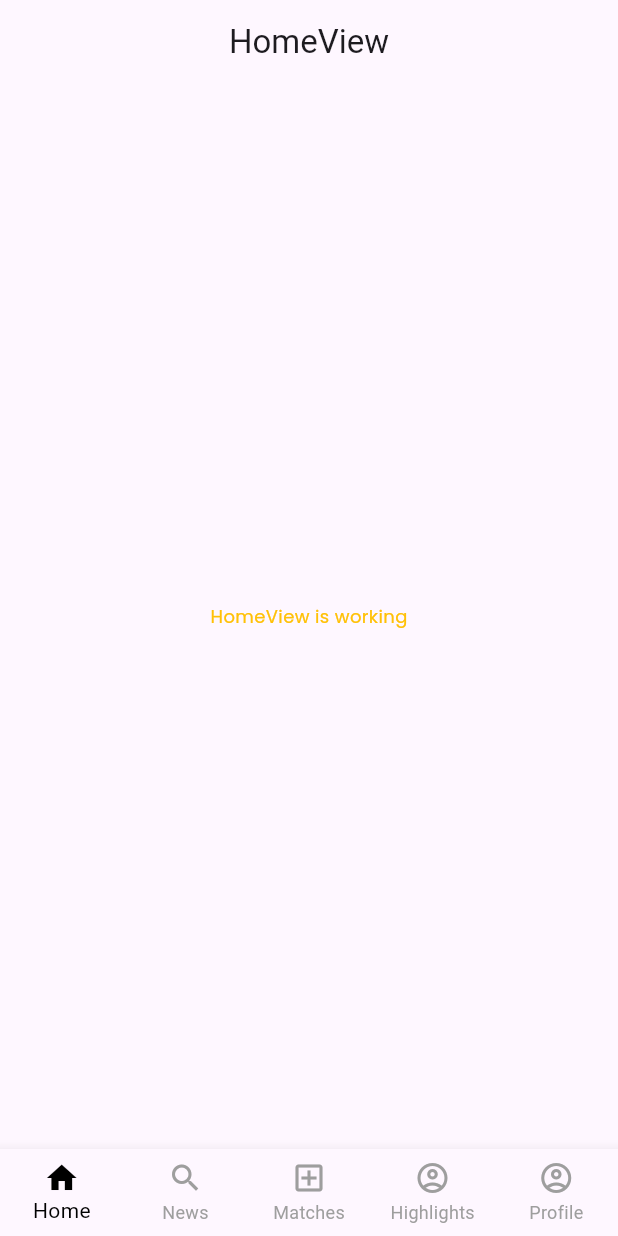
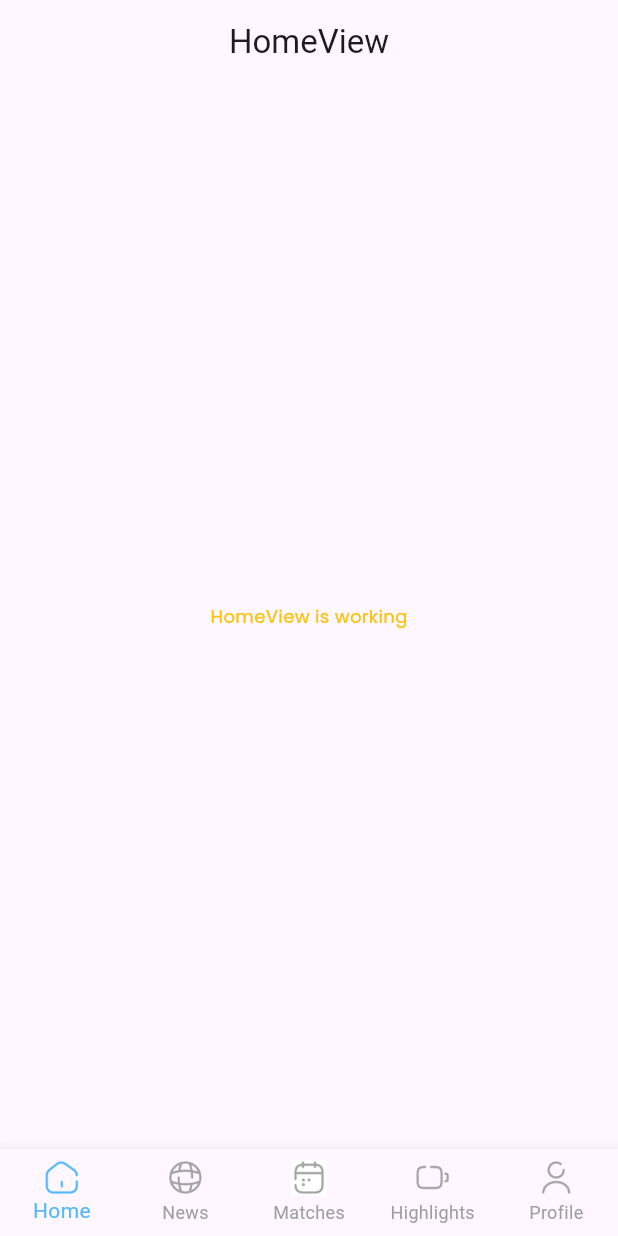
Before and after one commit to raihansyahrin/ABP-Mobile, a Flutter app: the screen it shows after launch, on a phone screen of 412 x 824 dp. Run offline on Flutter 3.47's test engine with Material 3 defaults, Android fonts, the phone set to English and light mode, and no system bars; our stand-ins replace get, google_fonts.

Commit message:
feat: adding assets

```diff
--- a/lib/app/modules/matches/views/matches_view.dart
+++ b/lib/app/modules/matches/views/matches_view.dart
@@ -24,8 +24,10 @@ class MatchesView extends GetView<MatchesController> {
               //
               ScoreView(),
               //
-              ScoreView(), //
-              ScoreView(), //
+              ScoreView(),
+              //
+              ScoreView(),
+              //
               ScoreView(),
             ],
           ),
--- a/lib/app/shared/widgets/bottomnavbar_widget.dart
+++ b/lib/app/shared/widgets/bottomnavbar_widget.dart
@@ -16,32 +16,64 @@ class BottomNavBar extends StatelessWidget {
       type: BottomNavigationBarType.fixed,
       currentIndex: currentIndex,
       onTap: onTap,
-      selectedItemColor: Colors.black,
+      selectedItemColor: Color(0xff54B9FC),
       unselectedItemColor: Colors.grey,
       showSelectedLabels: true,
       showUnselectedLabels: true,
       items: [
         BottomNavigationBarItem(
-          icon: Icon(Icons.home_outlined),
-          activeIcon: Icon(Icons.home),
+          icon: Image.asset(
+            "assets/icons/home.png",
+            height: 24,
+          ),
+          activeIcon: Image.asset(
+            "assets/icons/home-active.png",
+            height: 24,
+          ),
           label: 'Home',
         ),
         BottomNavigationBarItem(
-          icon: Icon(Icons.search_outlined),
-          activeIcon: Icon(Icons.search),
+          icon: Image.asset(
+            "assets/icons/news.png",
+            height: 24,
+          ),
+          activeIcon: Image.asset(
+            "assets/icons/news-active.png",
+            height: 24,
+          ),
           label: 'News',
         ),
         BottomNavigationBarItem(
-          icon: Icon(Icons.add_box_outlined),
-          activeIcon: Icon(Icons.add_box),
+          icon: Image.asset(
+            "assets/icons/matches.png",
+            height: 24,
+          ),
+          activeIcon: Image.asset(
+            "assets/icons/matches-active.png",
+            height: 24,
+          ),
           label: 'Matches',
         ),
         BottomNavigationBarItem(
-          icon: Icon(Icons.account_circle_outlined),
+          icon: Image.asset(
+            "assets/icons/highlights.png",
+            height: 24,
+          ),
+          activeIcon: Image.asset(
+            "assets/icons/highlights-active.png",
+            height: 24,
+          ),
           label: 'Highlights',
         ),
         BottomNavigationBarItem(
-          icon: Icon(Icons.account_circle_outlined),
+          icon: Image.asset(
+            "assets/icons/profile.png",
+            height: 24,
+          ),
+          activeIcon: Image.asset(
+            "assets/icons/profile-active.png",
+            height: 24,
+          ),
           label: 'Profile',
         ),
       ],
--- a/lib/main.dart
+++ b/lib/main.dart
@@ -11,7 +11,6 @@ void main() {
       title: "Application",
       initialRoute: AppPages.INITIAL,
       getPages: AppPages.routes,
-      debugShowCheckedModeBanner: false,
     ),
   );
 }
```
Also changed, not shown: assets/icons/highlights-active.png (added), assets/icons/highlights.png (added), assets/icons/home-active.png (added), assets/icons/home.png (added), assets/icons/matches-active.png (added), assets/icons/matches.png (added), assets/icons/news-active.png (added), assets/icons/news.png (added), assets/icons/profile-active.png (added), assets/icons/profile.png (added), assets/images/barcelona.png (added), assets/images/realmadrid.png (added), assets/svg/barcelona.svg (added), assets/svg/realmadrid.svg (added), 3 other files.
